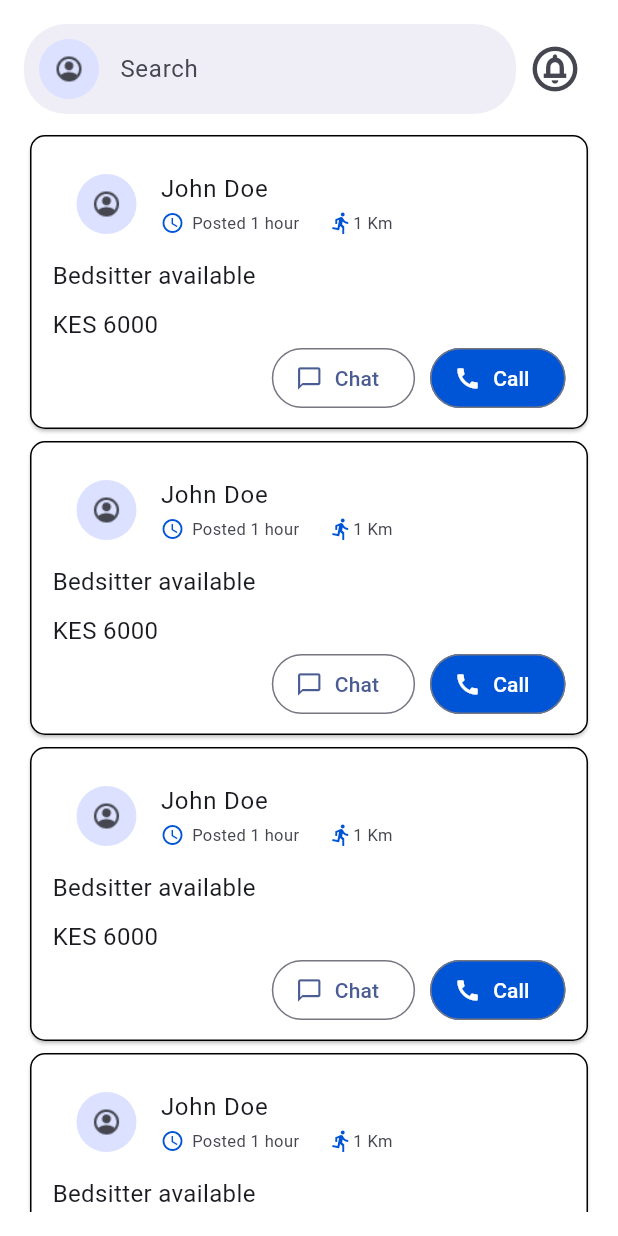
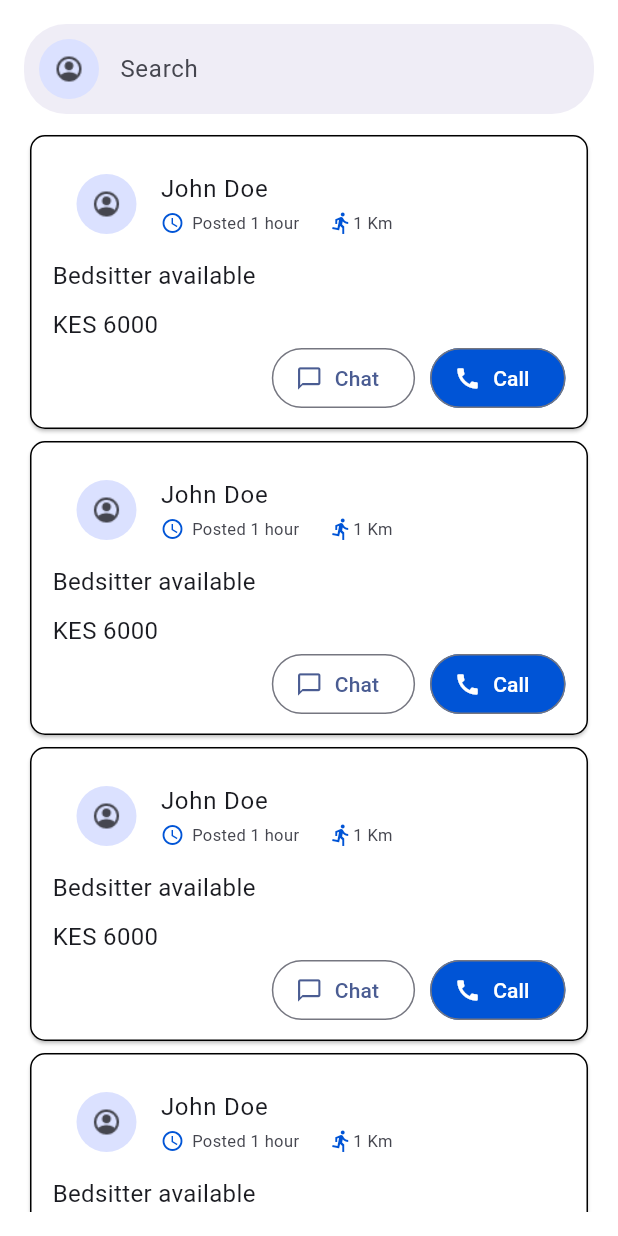
Before and after one commit to kariuki-joseph/advantage, a Flutter app: the screen it shows after launch, on a phone screen of 412 x 824 dp. Run offline on Flutter 3.47's test engine with Material 3 defaults, Android fonts, the phone set to English and light mode, and no system bars; our stand-ins replace geolocator, get, permission_handler.

Commit message:
removed notifications icon

```diff
--- a/lib/screens/home/home_page.dart
+++ b/lib/screens/home/home_page.dart
@@ -39,14 +39,6 @@ class HomePage extends StatelessWidget {
                         ),
                         suffixIcon: null,
                       ),
-                    ),
-                  ),
-                  // Notification Bell Icon
-                  IconButton(
-                    onPressed: () {},
-                    icon: const Icon(
-                      Icons.circle_notifications_outlined,
-                      size: 36,
                     ),
                   ),
                 ],
```
